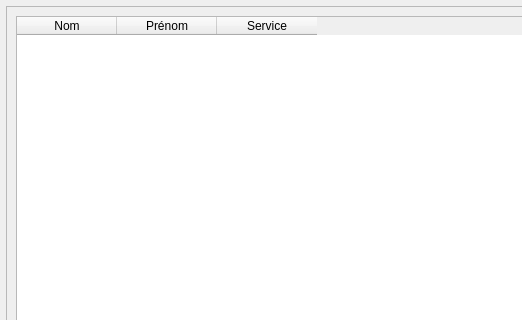
Qt form ui/main_ui.ui (otmanLAHRECHE/g_H2) before a commit; both pictures show x 0 to 522 and y 0 to 320 of the 901 by 659 pixel window.
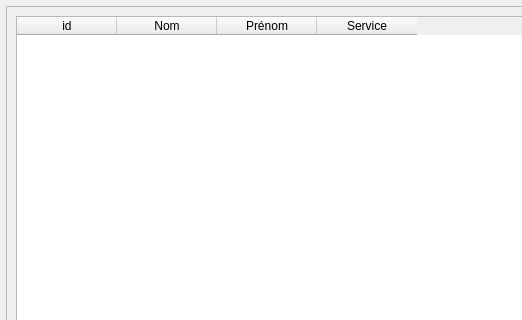
The same form after that commit.

Patch:
```diff
--- a/ui/main_ui.ui
+++ b/ui/main_ui.ui
@@ -59,6 +59,11 @@
          <property name="sortingEnabled">
           <bool>true</bool>
          </property>
+         <column>
+          <property name="text">
+           <string>id</string>
+          </property>
+         </column>
          <column>
           <property name="text">
            <string>Nom</string>
```
